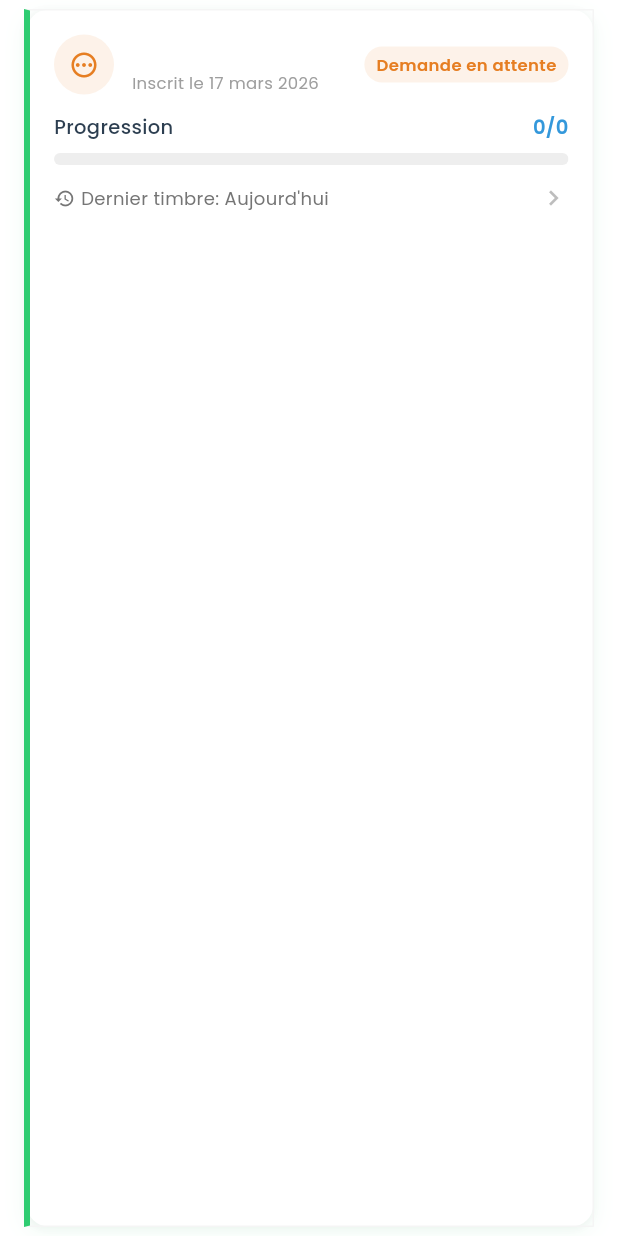
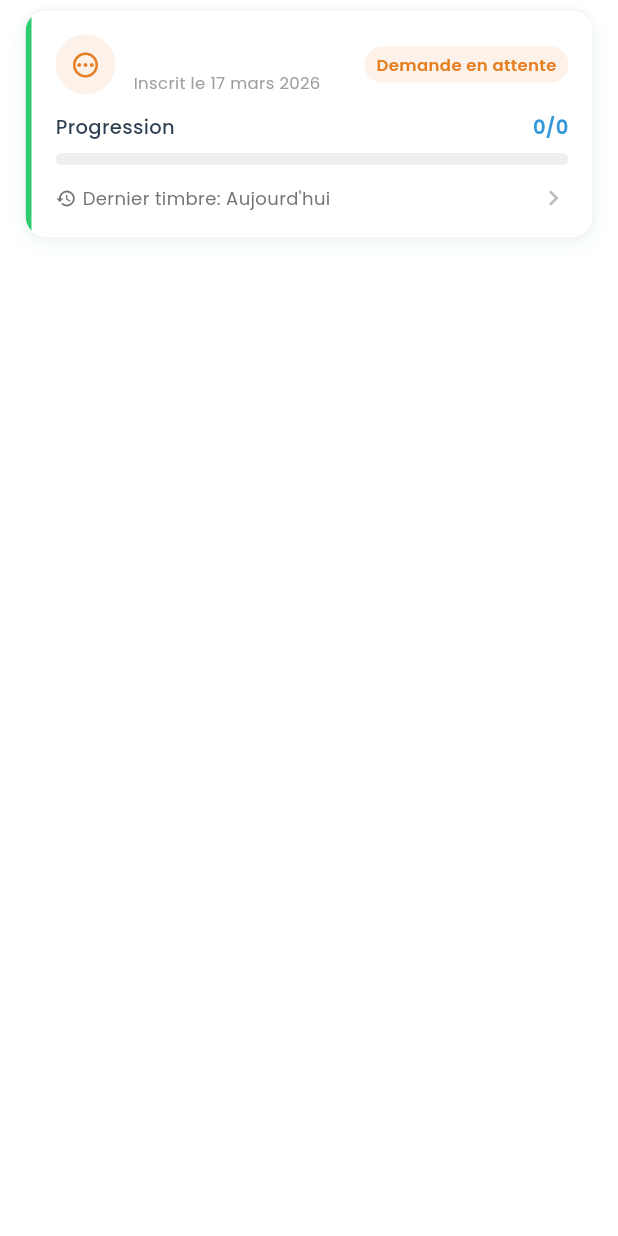
Before and after one commit to koussamdjib/localboost, a Flutter app: the EnrollmentCard widget shown alone on an empty page, opened directly with empty values, on a phone screen of 412 x 824 dp. Run offline on Flutter 3.47's test engine with Material 3 defaults, Android fonts, the phone set to English and light mode, and no system bars; our stand-ins replace connectivity_plus, dio, file_picker, flutter_local_notifications, flutter_map, geolocator and 6 more; missing offline and left inert: mobile_scanner; accounts and stored records are empty; network calls fail.

Commit message:
fix: merchant borderRadius crash on enrollment/summary cards, clean unused imports in my_cards_page

```diff
--- a/merchant/lib/widgets/enrollments/enrollment_card.dart
+++ b/merchant/lib/widgets/enrollments/enrollment_card.dart
@@ -31,12 +31,7 @@ class EnrollmentCard extends StatelessWidget {
       decoration: BoxDecoration(
         color: Colors.white,
         borderRadius: BorderRadius.circular(14),
-        border: Border(
-          left: const BorderSide(color: AppColors.primaryGreen, width: 4),
-          top: BorderSide(color: Colors.grey.shade100, width: 1),
-          right: BorderSide(color: Colors.grey.shade100, width: 1),
-          bottom: BorderSide(color: Colors.grey.shade100, width: 1),
-        ),
+        border: Border.all(color: Colors.grey.shade100, width: 1),
         boxShadow: [
           BoxShadow(
             color: AppColors.primaryGreen.withValues(alpha: 0.07),
@@ -50,12 +45,21 @@ class EnrollmentCard extends StatelessWidget {
           ),
         ],
       ),
+      child: ClipRRect(
+        borderRadius: BorderRadius.circular(14),
+        child: IntrinsicHeight(
+          child: Row(
+            crossAxisAlignment: CrossAxisAlignment.stretch,
+            children: [
+              Container(
+                width: 4,
+                color: AppColors.primaryGreen,
+              ),
+              Expanded(
                 child: Material(
                   color: Colors.transparent,
-        borderRadius: BorderRadius.circular(14),
                   child: InkWell(
                     onTap: onTap,
-          borderRadius: BorderRadius.circular(14),
                     child: Padding(
                       padding: const EdgeInsets.all(16),
                       child: Column(
@@ -71,6 +75,11 @@ class EnrollmentCard extends StatelessWidget {
                     ),
                   ),
                 ),
+              ),
+            ],
+          ),
+        ),
+      ),
     );
   }
 }
```
Also changed, not shown: client/lib/screens/my_cards_page.dart (+0 -8 lines), merchant/lib/widgets/dashboard/summary_card.dart (+21 -11 lines). Lines whose indentation alone changed are shown as unchanged.
